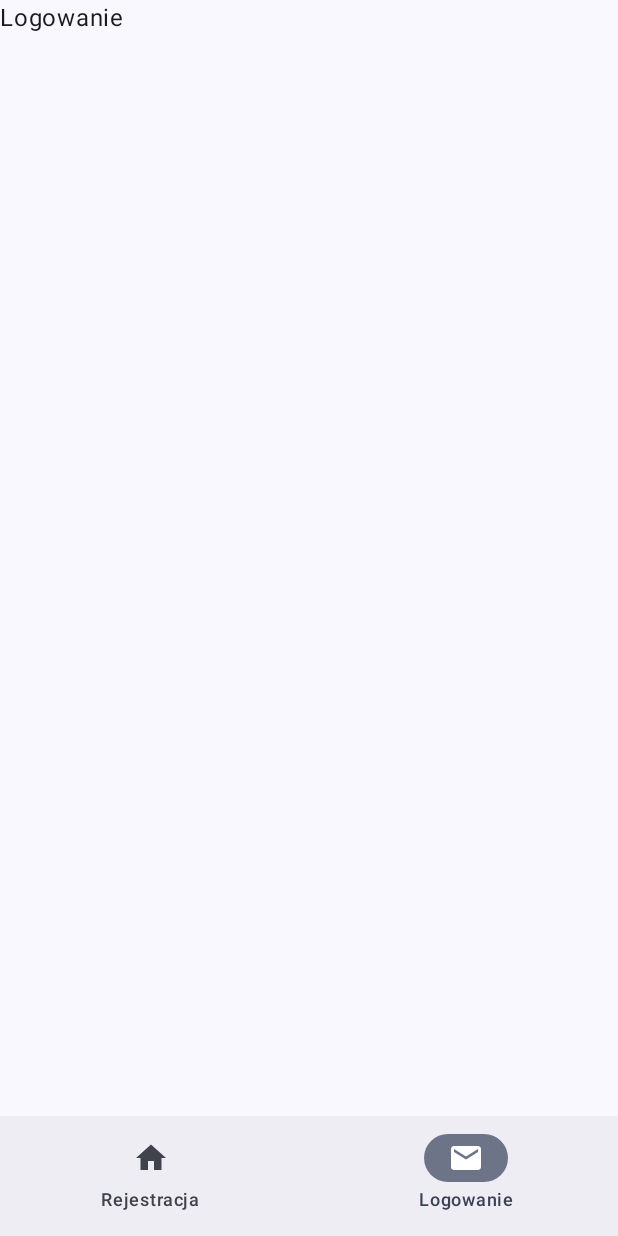
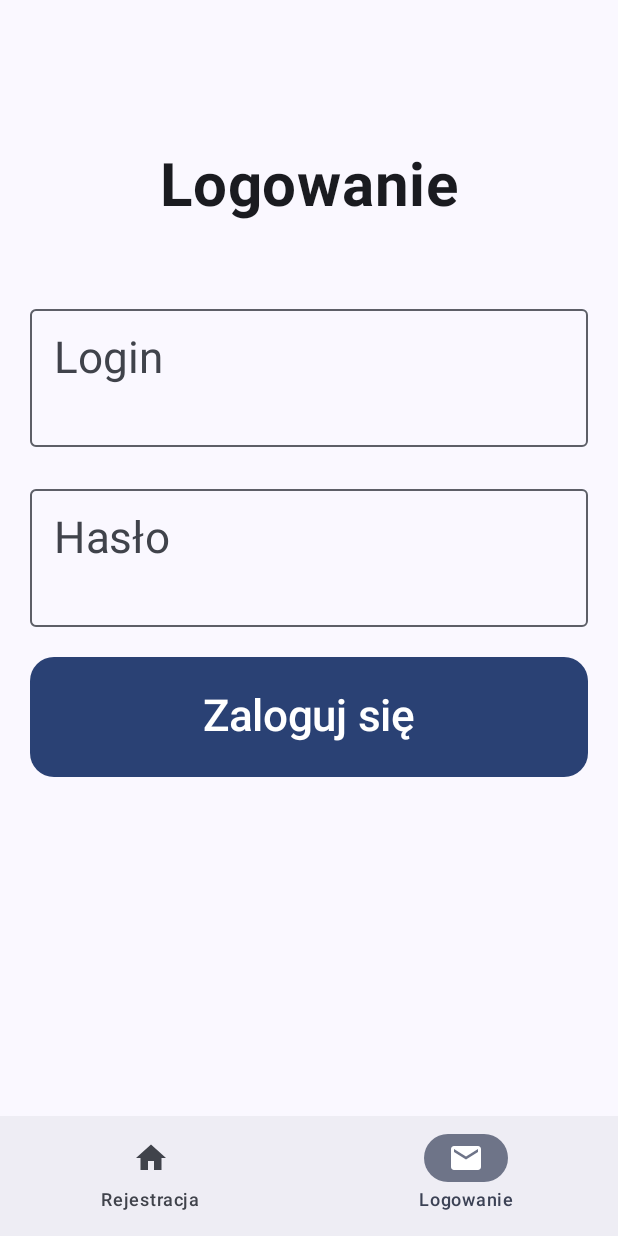
Before and after one commit to ZMejer/GuessTheTime, an Android app built with Jetpack Compose: the screen it shows after launch (MainActivity), item 2 of the bottom bar chosen, on a phone screen of 412 x 824 dp. Run offline under Robolectric (Android 15) with nearby library versions, the phone set to English and light mode, and no system bars; our stand-ins replace Room's generated code.

Commit message:
szuka usersow przy logowaniu

```diff
--- a/app/src/main/java/com/example/guessthetime/LoginScreen.kt
+++ b/app/src/main/java/com/example/guessthetime/LoginScreen.kt
@@ -1,16 +1,106 @@
 package com.example.guessthetime
 
+import android.app.Application
+import androidx.compose.foundation.layout.Arrangement
+import androidx.compose.foundation.layout.Column
+import androidx.compose.foundation.layout.fillMaxSize
+import androidx.compose.foundation.layout.fillMaxWidth
+import androidx.compose.foundation.layout.height
+import androidx.compose.foundation.layout.padding
+import androidx.compose.foundation.lazy.LazyColumn
+import androidx.compose.foundation.shape.RoundedCornerShape
+import androidx.compose.material3.Button
+import androidx.compose.material3.OutlinedTextField
 import androidx.compose.material3.Text
 import androidx.compose.runtime.Composable
+import androidx.compose.runtime.mutableStateOf
+import androidx.compose.runtime.remember
+import androidx.compose.ui.Alignment
 import androidx.compose.ui.Modifier
+import androidx.compose.ui.platform.LocalContext
+import androidx.compose.ui.text.TextStyle
+import androidx.compose.ui.text.font.FontWeight
+import androidx.compose.ui.text.input.PasswordVisualTransformation
 import androidx.compose.ui.tooling.preview.Preview
+import androidx.compose.ui.unit.dp
+import androidx.compose.ui.unit.sp
+import androidx.lifecycle.compose.collectAsStateWithLifecycle
+import androidx.lifecycle.viewmodel.compose.LocalViewModelStoreOwner
+import androidx.lifecycle.viewmodel.compose.viewModel
 import com.example.guessthetime.ui.theme.GuessTheTimeTheme
 
 @Composable
 fun LoginScreen() {
-    Text(
-        text = "Logowanie",
+    val viewModel: UserViewModel = viewModel(
+        LocalViewModelStoreOwner.current!!,
+        "UserViewModel",
+        UserViewModelFactory(LocalContext.current.applicationContext as Application)
     )
+    val login = remember { mutableStateOf("") }
+    val password = remember { mutableStateOf("") }
+    var loginResult = viewModel.loginResult.collectAsStateWithLifecycle().value
+    // Użyj jednej Column, żeby uniknąć przesłaniania widoków
+    Column(
+        modifier = Modifier
+            .fillMaxSize()
+            .padding(top = 100.dp),
+        horizontalAlignment = Alignment.CenterHorizontally,
+        verticalArrangement = Arrangement.spacedBy(20.dp) // Zwiększenie odstępów
+    ) {
+        Text(
+            text = "Logowanie",
+            fontSize = 40.sp,
+            fontWeight = FontWeight.Bold,
+            modifier = Modifier.padding(bottom = 30.dp)
+        )
+
+        // TextField do logowania
+        OutlinedTextField(
+            value = login.value,
+            onValueChange = { newLogin -> login.value = newLogin },
+            label = { Text("Login", fontSize = 29.sp) },
+            modifier = Modifier
+                .fillMaxWidth()
+                .height(100.dp)
+                .padding(start = 20.dp, end = 20.dp),
+            textStyle = TextStyle(fontSize = 29.sp)
+        )
+
+        // TextField do hasła
+        OutlinedTextField(
+            value = password.value,
+            onValueChange = { newPasswd -> password.value = newPasswd },
+            label = { Text("Hasło", fontSize = 29.sp) },
+            modifier = Modifier
+                .fillMaxWidth()
+                .height(100.dp)
+                .padding(start = 20.dp, end = 20.dp),
+            textStyle = TextStyle(fontSize = 29.sp),
+            visualTransformation = PasswordVisualTransformation()
+        )
+
+        // Przycisk do logowania
+        Button(
+            onClick = {viewModel.validateLogin(login.value, password.value)
+            },
+            modifier = Modifier
+                .height(80.dp)
+                .fillMaxWidth()
+                .padding(start = 20.dp, end = 20.dp),
+            shape = RoundedCornerShape(16.dp)
+        ) {
+            Text("Zaloguj się", fontSize = 29.sp)
+        }
+        LazyColumn(
+            modifier = Modifier.fillMaxSize().padding(top=40.dp)
+        ) {
+            items(loginResult.size) {
+                Text(
+                    text = "${loginResult[it].login} ${loginResult[it].password} ${loginResult[it].name}",
+                )
+            }
+        }
+    }
 }
 
 @Preview(showBackground = true)
--- a/app/src/main/java/com/example/guessthetime/RegisterScreen.kt
+++ b/app/src/main/java/com/example/guessthetime/RegisterScreen.kt
@@ -1,6 +1,7 @@
 package com.example.guessthetime
 
 import android.app.Application
+import androidx.compose.foundation.layout.fillMaxSize
 import androidx.compose.foundation.layout.fillMaxWidth
 import androidx.compose.foundation.layout.padding
 import androidx.compose.foundation.lazy.LazyColumn
@@ -30,7 +31,7 @@ fun RegisterScreen() {
     }
     val users = viewModel.usersState.collectAsStateWithLifecycle().value
     LazyColumn(
-        modifier = Modifier.fillMaxWidth().padding(top=40.dp)
+        modifier = Modifier.fillMaxSize().padding(top=40.dp)
     ) {
         items(users.size) {
             Text(
--- a/app/src/main/java/com/example/guessthetime/User.kt
+++ b/app/src/main/java/com/example/guessthetime/User.kt
@@ -40,7 +40,6 @@ interface UserDao {
     @Insert(onConflict = OnConflictStrategy.IGNORE)
     suspend fun insert(user: User)
 
-
     @Query("DELETE FROM users_table")
     suspend fun deleteAll()
 
@@ -53,4 +52,7 @@ interface UserDao {
     @Query("DELETE FROM users_table WHERE id=:userId")
     fun deleteById(userId : Int)
 
+    @Query("SELECT * FROM users_table WHERE login=:userLogin AND password=:userPassword")
+    fun validateLogin(userLogin: String, userPassword: String): Flow<List<User>>
+
 }
--- a/app/src/main/java/com/example/guessthetime/UserRepository.kt
+++ b/app/src/main/java/com/example/guessthetime/UserRepository.kt
@@ -1,4 +1,6 @@
 package com.example.guessthetime
+
+import kotlinx.coroutines.flow.Flow
 
 class UserRepository(private val userDao: UserDao) {
 
@@ -19,4 +21,6 @@ class UserRepository(private val userDao: UserDao) {
     suspend fun delete(user: User) = userDao.delete(user)
 
     suspend fun update(user: User) = userDao.update(user)
+
+    fun validateLogin(userLogin: String, userPassword: String): Flow<List<User>> = userDao.validateLogin(userLogin, userPassword)
 }
--- a/app/src/main/java/com/example/guessthetime/UserViewModel.kt
+++ b/app/src/main/java/com/example/guessthetime/UserViewModel.kt
@@ -13,6 +13,9 @@ class UserViewModel(application: Application) : ViewModel() {
     private val _usersState = MutableStateFlow<List<User>>(emptyList())
     val usersState: StateFlow<List<User>>
         get() = _usersState
+
+    private val _loginResult = MutableStateFlow<List<User>>(emptyList())
+    val loginResult: StateFlow<List<User>> = _loginResult
 
     init {
         val db = UserDatabase.getDatabase(application)
@@ -62,4 +65,12 @@ class UserViewModel(application: Application) : ViewModel() {
             repository.update(user)
         }
     }
+
+    fun validateLogin(login: String, password: String) {
+        viewModelScope.launch {
+            repository.validateLogin(login, password).collect { users ->
+                _loginResult.value = users
+            }
+        }
+    }
 }
```
